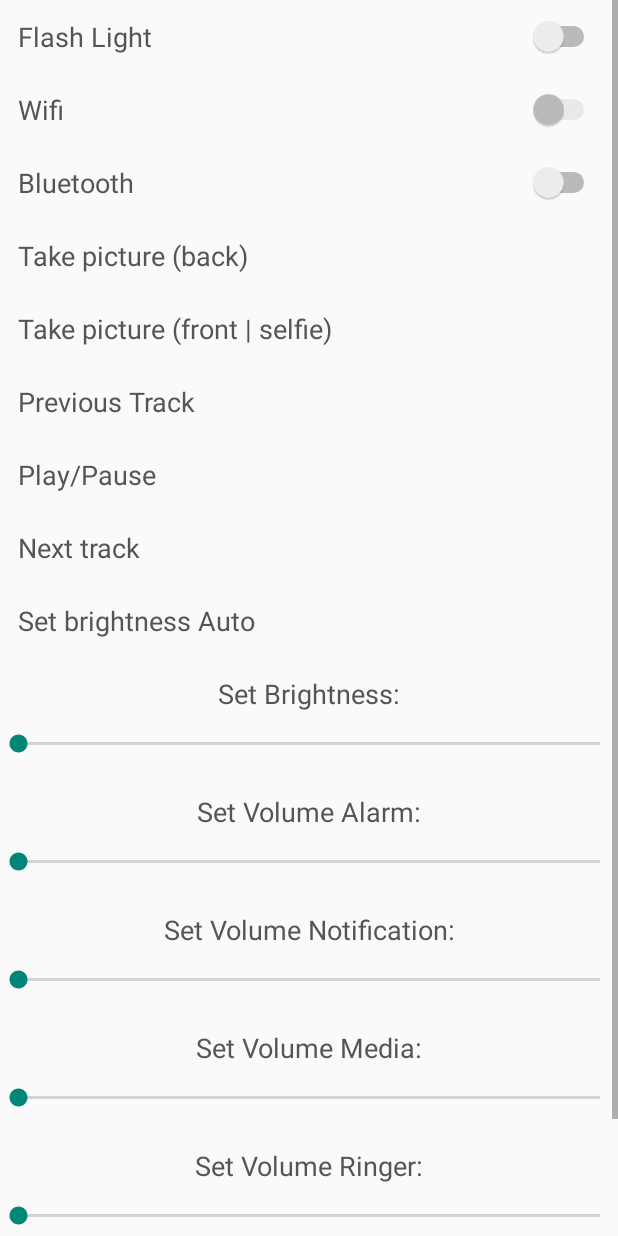
After one commit to Micnubinub/FakeHackerV3, an Android app: the layout remote.xml on its own in the app's theme, with its tools: preview values and no code run, on a phone screen of 412 x 824 dp. The commit adds this screen. Run offline under Robolectric (Android 15) with nearby library versions, the phone set to English and light mode, and no system bars.

```diff
--- a/app/build.gradle
+++ b/app/build.gradle
@@ -17,9 +17,13 @@ android {
             proguardFiles getDefaultProguardFile('proguard-android.txt'), 'proguard-rules.pro'
         }
     }
+    compileOptions {
+        sourceCompatibility JavaVersion.VERSION_1_6
+        targetCompatibility JavaVersion.VERSION_1_6
+    }
 }
 
 dependencies {
-    compile fileTree(dir: 'libs', include: ['*.jar'])
+    compile fileTree(include: ['*.jar'], dir: 'libs')
     compile 'com.android.support:appcompat-v7:22.1.1'
 }
--- /dev/null
+++ b/app/src/main/res/layout/remote.xml
@@ -0,0 +1,199 @@
+<?xml version="1.0" encoding="utf-8"?>
+<ScrollView xmlns:android="http://schemas.android.com/apk/res/android"
+    android:layout_width="match_parent"
+    android:layout_height="match_parent"
+    android:orientation="vertical">
+
+    <LinearLayout
+        android:layout_width="match_parent"
+        android:layout_height="match_parent"
+        android:orientation="vertical">
+
+        <Switch
+            android:id="@+id/flash"
+            android:layout_width="fill_parent"
+            android:layout_height="wrap_content"
+            android:padding="12dp"
+            android:text="Flash Light"
+            android:textColor="#555555"
+            android:textSize="18sp" />
+
+        <Switch
+            android:id="@+id/wifi"
+            android:layout_width="fill_parent"
+            android:layout_height="wrap_content"
+            android:enabled="false"
+            android:padding="12dp"
+            android:text="Wifi"
+            android:textColor="#555555"
+            android:textSize="18sp" />
+
+        <Switch
+            android:id="@+id/bluetooth"
+            android:layout_width="fill_parent"
+            android:layout_height="wrap_content"
+            android:padding="12dp"
+            android:text="Bluetooth"
+            android:textColor="#555555"
+            android:textSize="18sp" />
+
+        <TextView
+            android:id="@+id/take_pic_back"
+            android:layout_width="fill_parent"
+            android:layout_height="wrap_content"
+            android:padding="12dp"
+            android:text="Take picture (back)"
+            android:textColor="#555555"
+            android:textSize="18sp" />
+
+        <TextView
+            android:id="@+id/take_pic_front"
+            android:layout_width="fill_parent"
+            android:layout_height="wrap_content"
+            android:padding="12dp"
+            android:text="Take picture (front | selfie)"
+            android:textColor="#555555"
+            android:textSize="18sp" />
+
+        <TextView
+            android:id="@+id/previous"
+            android:layout_width="fill_parent"
+            android:layout_height="wrap_content"
+            android:padding="12dp"
+            android:text="Previous Track"
+            android:textColor="#555555"
+            android:textSize="18sp" />
+
+        <TextView
+            android:id="@+id/play_pause"
+            android:layout_width="fill_parent"
+            android:layout_height="wrap_content"
+            android:padding="12dp"
+            android:text="Play/Pause"
+            android:textColor="#555555"
+            android:textSize="18sp" />
+
+        <TextView
+            android:id="@+id/next"
+            android:layout_width="fill_parent"
+            android:layout_height="wrap_content"
+            android:padding="12dp"
+            android:text="Next track"
+            android:textColor="#555555"
+            android:textSize="18sp" />
+
+        <TextView
+            android:id="@+id/auto_brightness"
+            android:layout_width="fill_parent"
+            android:layout_height="wrap_content"
+            android:padding="12dp"
+            android:text="Set brightness Auto"
+            android:textColor="#555555"
+            android:textSize="18sp" />
+
+
+        <TextView
+            android:layout_width="fill_parent"
+            android:layout_height="wrap_content"
+            android:gravity="center"
+            android:padding="12dp"
+            android:text="Set Brightness:"
+            android:textColor="#555555"
+            android:textSize="18sp" />
+
+        <SeekBar
+            android:id="@+id/brightness"
+            android:layout_width="fill_parent"
+            android:layout_height="wrap_content"
+            android:paddingBottom="12dp"
+            android:paddingLeft="12dp"
+            android:paddingRight="12dp" />
+
+        <TextView
+            android:layout_width="fill_parent"
+            android:layout_height="wrap_content"
+            android:gravity="center"
+            android:padding="12dp"
+            android:text="Set Volume Alarm:"
+            android:textColor="#555555"
+            android:textSize="18sp" />
+
+        <SeekBar
+            android:id="@+id/volume_alarm"
+            android:layout_width="fill_parent"
+            android:layout_height="wrap_content"
+            android:paddingBottom="12dp"
+            android:paddingLeft="12dp"
+            android:paddingRight="12dp" />
+
+        <TextView
+            android:layout_width="fill_parent"
+            android:layout_height="wrap_content"
+            android:gravity="center"
+            android:padding="12dp"
+            android:text="Set Volume Notification:"
+            android:textColor="#555555"
+            android:textSize="18sp" />
+
+        <SeekBar
+            android:id="@+id/volume_notification"
+            android:layout_width="fill_parent"
+            android:layout_height="wrap_content"
+            android:paddingBottom="12dp"
+            android:paddingLeft="12dp"
+            android:paddingRight="12dp" />
+
+        <TextView
+            android:layout_width="fill_parent"
+            android:layout_height="wrap_content"
+            android:gravity="center"
+            android:padding="12dp"
+            android:text="Set Volume Media:"
+            android:textColor="#555555"
+            android:textSize="18sp" />
+
+        <SeekBar
+            android:id="@+id/volume_media"
+            android:layout_width="fill_parent"
+            android:layout_height="wrap_content"
+            android:paddingBottom="12dp"
+            android:paddingLeft="12dp"
+            android:paddingRight="12dp" />
+
+        <TextView
+            android:layout_width="fill_parent"
+            android:layout_height="wrap_content"
+            android:gravity="center"
+            android:padding="12dp"
+            android:text="Set Volume Ringer:"
+            android:textColor="#555555"
+            android:textSize="18sp" />
+
+        <SeekBar
+            android:id="@+id/volume_ringer"
+            android:layout_width="fill_parent"
+            android:layout_height="wrap_content"
+            android:paddingBottom="12dp"
+            android:paddingLeft="12dp"
+            android:paddingRight="12dp" />
+
+        <TextView
+            android:layout_width="fill_parent"
+            android:layout_height="wrap_content"
+            android:gravity="center"
+            android:padding="12dp"
+            android:text="Set Volume All:"
+            android:textColor="#555555"
+            android:textSize="18sp" />
+
+        <SeekBar
+            android:id="@+id/volume_all"
+            android:layout_width="fill_parent"
+            android:layout_height="wrap_content"
+            android:paddingBottom="12dp"
+            android:paddingLeft="12dp"
+            android:paddingRight="12dp" />
+
+
+    </LinearLayout>
+</ScrollView>
```
Also changed, not shown: app/src/main/AndroidManifest.xml (+18 -1 lines), app/src/main/java/tbs/fakehackerv3/Console.java (added, +17 -0 lines), app/src/main/java/tbs/fakehackerv3/MainActivity.java (+25 -30 lines), app/src/main/java/tbs/fakehackerv3/Messaging.java (added, +90 -0 lines), app/src/main/java/tbs/fakehackerv3/P2PManager.java (+29 -5 lines), app/src/main/java/tbs/fakehackerv3/Remote.java (added, +30 -0 lines), app/src/main/java/tbs/fakehackerv3/RemoteTools.java (+14 -28 lines), app/src/main/java/tbs/fakehackerv3/Tools.java (+5 -48 lines), app/src/main/res/layout/activity_main.xml (+25 -9 lines), app/src/main/res/layout/messaging_fragment.xml (added, +37 -0 lines), 3 other files.
